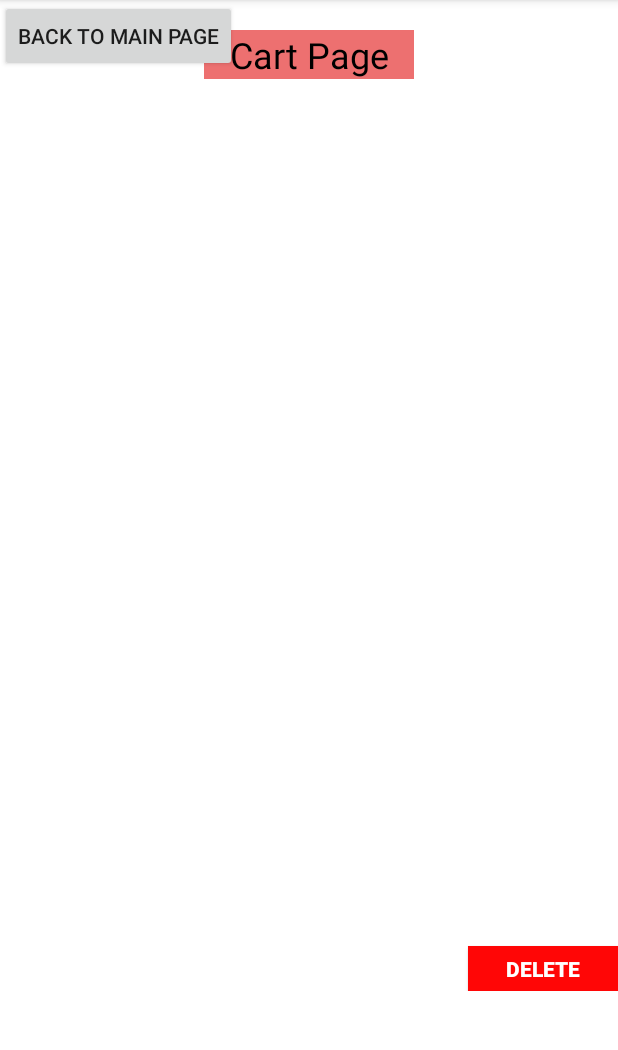
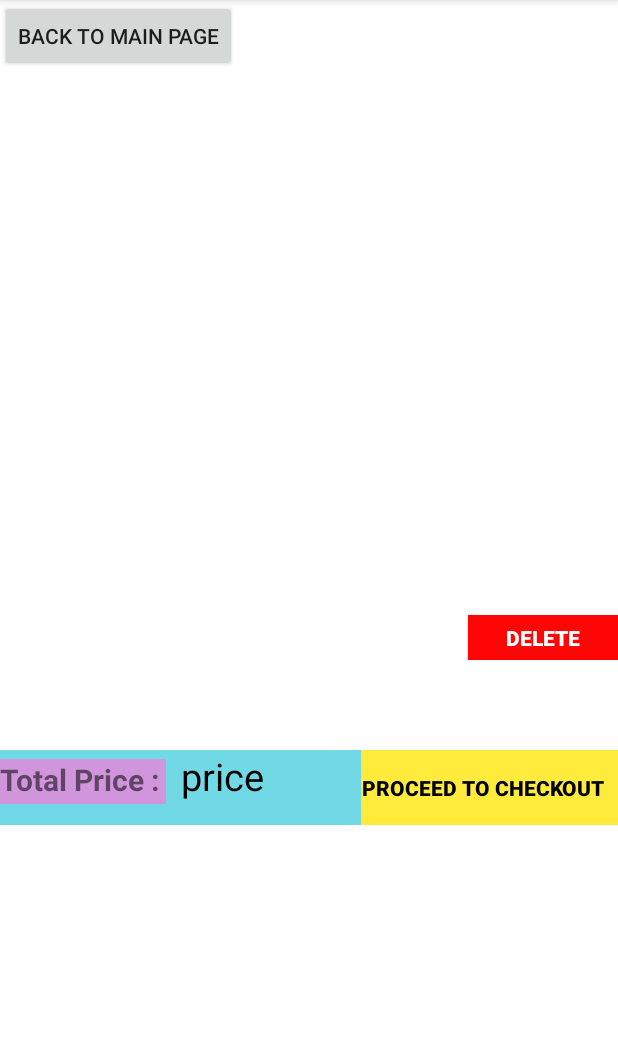
Before and after one commit to RyanYee1057/Kiosk, an Android app: the Cart screen opened directly, with no data from a screen before it, on a phone screen of 412 x 824 dp, the part 84-1134 px from its top. Run offline under Robolectric (Android 15) with nearby library versions, the phone set to English and light mode, and no system bars; our stand-ins replace Volley; network calls fail; pictures from the network do not load.

Commit message:
by RyanYee

```diff
--- a/app/src/main/java/com/progameming/internproject/Cart.java
+++ b/app/src/main/java/com/progameming/internproject/Cart.java
@@ -16,7 +16,7 @@ import java.util.ArrayList;
 
 public class Cart extends AppCompatActivity {
 
-    TextView item, tolPrice, noItem;
+    TextView price;
     ConstraintLayout bil;
     JSONArray cartArray;
     private ArrayList<cartModel> c ;
@@ -73,10 +73,7 @@ public class Cart extends AppCompatActivity {
             }
         });
 
-        bil = findViewById(R.id.bill);
-        noItem = (TextView) findViewById(R.id.no);
-        item = (TextView) findViewById(R.id.numSubtotal);
-        tolPrice = (TextView) findViewById(R.id.SubTotalPrice);
+        price = (TextView) findViewById(R.id.showPrice);
     }
 
     public void onBack(View view){
--- a/app/src/main/java/com/progameming/internproject/ProductListAdapter.java
+++ b/app/src/main/java/com/progameming/internproject/ProductListAdapter.java
@@ -82,7 +82,7 @@ public class ProductListAdapter extends BaseAdapter implements Filterable {
                 ImageView product_pic = view.findViewById(R.id.p_pic);
 
                 product_id.setText(pList.get(position).getP_id());
-                selling_price.setText(pList.get(position).getPrice());
+                selling_price.setText("RM " + pList.get(position).getPrice());
                 product_name.setText(pList.get(position).getP_name());
                 category_name.setText(pList.get(position).getC_name());
 
@@ -98,7 +98,7 @@ public class ProductListAdapter extends BaseAdapter implements Filterable {
                 textView.setText(jsonObject.getString("product_name"));
 
                 textView = view.findViewById(R.id.price);
-                textView.setText(jsonObject.getString("selling_price"));
+                textView.setText("RM " + jsonObject.getString("selling_price"));
 
                 textView = view.findViewById(R.id.c_name);
                 textView.setText(jsonObject.getString("category_name"));
--- a/app/src/main/res/layout/activity_cart.xml
+++ b/app/src/main/res/layout/activity_cart.xml
@@ -1,108 +1,62 @@
 <?xml version="1.0" encoding="utf-8"?>
-<androidx.constraintlayout.widget.ConstraintLayout xmlns:android="http://schemas.android.com/apk/res/android"
+<LinearLayout xmlns:android="http://schemas.android.com/apk/res/android"
     xmlns:app="http://schemas.android.com/apk/res-auto"
     xmlns:tools="http://schemas.android.com/tools"
     android:layout_width="match_parent"
     android:layout_height="match_parent"
+    android:layout_gravity="right"
     android:background="#FFFFFF"
+    android:orientation="vertical"
     tools:context=".Cart">
 
-    <TextView
-        android:id="@+id/title"
-        android:layout_width="140dp"
-        android:layout_height="wrap_content"
-        android:layout_marginTop="20dp"
-        android:background="#ED7070"
-        android:text="Cart Page"
-        android:textAlignment="center"
-        android:textColor="@android:color/black"
-        android:textSize="24sp"
-        app:layout_constraintEnd_toEndOf="parent"
-        app:layout_constraintStart_toStartOf="parent"
-        app:layout_constraintTop_toTopOf="parent" />
-
-    <Button
-        android:id="@+id/backButton"
-        android:layout_width="wrap_content"
-        android:layout_height="wrap_content"
-        android:onClick="onBack"
-        android:text="Back to Main Page"
-        app:layout_constraintStart_toStartOf="parent"
-        app:layout_constraintTop_toTopOf="parent" />
-
-    <androidx.constraintlayout.widget.ConstraintLayout
-        android:id="@+id/bill"
-        android:layout_width="0dp"
-        android:layout_height="wrap_content"
-        android:layout_marginStart="16dp"
-        android:layout_marginTop="8dp"
-        android:layout_marginEnd="16dp"
-        android:visibility="gone"
-        app:layout_constraintEnd_toEndOf="parent"
-        app:layout_constraintStart_toStartOf="parent"
-        app:layout_constraintTop_toBottomOf="@+id/title">
-
-        <TextView
-            android:id="@+id/sub"
-            android:layout_width="0dp"
-            android:layout_height="wrap_content"
-            android:text="@string/subtotal"
-            android:textSize="18sp"
-            android:textStyle="bold"
-            app:layout_constraintStart_toStartOf="parent"
-            app:layout_constraintTop_toTopOf="parent" />
+    <LinearLayout
+        android:id="@+id/topTitle"
+        android:layout_width="match_parent"
+        android:layout_height="50dp"
+        android:orientation="horizontal">
 
         <Button
-            android:id="@+id/button"
-            android:layout_width="0dp"
-            android:layout_height="wrap_content"
-            android:layout_marginStart="16dp"
-            android:layout_marginEnd="16dp"
-            android:background="#FFEB3B"
-            android:text="@string/proceed_to_checkout"
-            android:textColor="@android:color/black"
-            android:textStyle="bold"
-            app:layout_constraintBottom_toBottomOf="parent"
-            app:layout_constraintEnd_toEndOf="parent"
-            app:layout_constraintStart_toStartOf="parent"
-            app:layout_constraintTop_toBottomOf="@+id/sub" />
-
-        <TextView
-            android:id="@+id/numSubtotal"
+            android:id="@+id/backButton"
             android:layout_width="wrap_content"
             android:layout_height="wrap_content"
-            android:text="(num Item)"
-            android:textColor="@android:color/black"
-            android:textSize="18sp"
-            app:layout_constraintStart_toEndOf="@+id/sub"
-            app:layout_constraintTop_toTopOf="parent" />
+            android:onClick="onBack"
+            android:text="Back to Main Page" />
 
-        <TextView
-            android:id="@+id/SubTotalPrice"
-            android:layout_width="0dp"
+        <LinearLayout
+            android:layout_width="match_parent"
             android:layout_height="wrap_content"
-            android:text="Price"
-            android:textColor="@android:color/black"
-            android:textSize="18sp"
-            app:layout_constraintEnd_toEndOf="parent"
-            app:layout_constraintStart_toEndOf="@+id/numSubtotal"
-            app:layout_constraintTop_toTopOf="parent" />
-    </androidx.constraintlayout.widget.ConstraintLayout>
+            android:orientation="vertical">
+
+            <TextView
+                android:id="@+id/title"
+                android:layout_width="140dp"
+                android:layout_height="wrap_content"
+                android:layout_marginLeft="280dp"
+                android:layout_marginTop="10dp"
+                android:background="#ED7070"
+                android:text="Cart Page"
+                android:textAlignment="center"
+                android:textColor="@android:color/black"
+                android:textSize="24sp" />
+        </LinearLayout>
+
+    </LinearLayout>
 
     <LinearLayout
+        android:id="@+id/cartContent"
         android:layout_width="match_parent"
-        android:layout_height="560dp"
+        android:layout_height="wrap_content"
         android:layout_marginBottom="60dp"
         android:orientation="vertical"
         app:layout_constraintBottom_toBottomOf="parent"
         app:layout_constraintEnd_toEndOf="parent"
         app:layout_constraintStart_toStartOf="parent"
-        app:layout_constraintTop_toBottomOf="@+id/title">
+        app:layout_constraintTop_toBottomOf="@+id/topTitle">
 
         <ListView
             android:id="@+id/cartList"
             android:layout_width="match_parent"
-            android:layout_height="530dp"
+            android:layout_height="360dp"
             android:choiceMode="multipleChoice"
             android:clickable="true"
             android:focusable="true"
@@ -123,21 +77,54 @@
 
     </LinearLayout>
 
-    <TextView
-        android:id="@+id/no"
-        android:layout_width="0dp"
-        android:layout_height="0dp"
-        android:layout_gravity="center"
-        android:paddingTop="100dp"
-        android:text="@string/no_item_in_your_cart"
-        android:textAlignment="center"
-        android:textColor="@android:color/black"
-        android:textSize="50sp"
-        android:textStyle="bold"
-        android:visibility="gone"
-        app:layout_constraintEnd_toEndOf="parent"
-        app:layout_constraintHorizontal_bias="1.0"
-        app:layout_constraintStart_toStartOf="parent"
-        app:layout_constraintTop_toBottomOf="@+id/bill" />
+    <LinearLayout
+        android:layout_width="match_parent"
+        android:layout_height="50dp"
+        android:background="#73DCEA"
+        android:orientation="vertical">
 
-</androidx.constraintlayout.widget.ConstraintLayout>
+        <LinearLayout
+            android:layout_width="match_parent"
+            android:layout_height="match_parent"
+            android:background="#71D9E6"
+            android:orientation="horizontal">
+
+            <TextView
+                android:id="@+id/totalPrice"
+                android:layout_width="wrap_content"
+                android:layout_height="30dp"
+                android:background="#D195DC"
+                android:text="Total Price : "
+                android:textSize="20sp"
+                android:textStyle="bold" />
+
+            <TextView
+                android:id="@+id/showPrice"
+                android:layout_width="120dp"
+                android:layout_height="wrap_content"
+                android:layout_marginStart="10dp"
+                android:text="price"
+                android:textColor="@android:color/black"
+                android:textSize="25sp" />
+
+            <LinearLayout
+                android:layout_width="match_parent"
+                android:layout_height="wrap_content"
+                android:orientation="vertical">
+
+                <Button
+                    android:id="@+id/button"
+                    android:layout_width="180dp"
+                    android:layout_height="50dp"
+                    android:layout_gravity="end"
+                    android:background="#FFEB3B"
+                    android:text="@string/proceed_to_checkout"
+                    android:textColor="@android:color/black"
+                    android:textStyle="bold" />
+            </LinearLayout>
+
+        </LinearLayout>
+
+    </LinearLayout>
+
+</LinearLayout>
```
